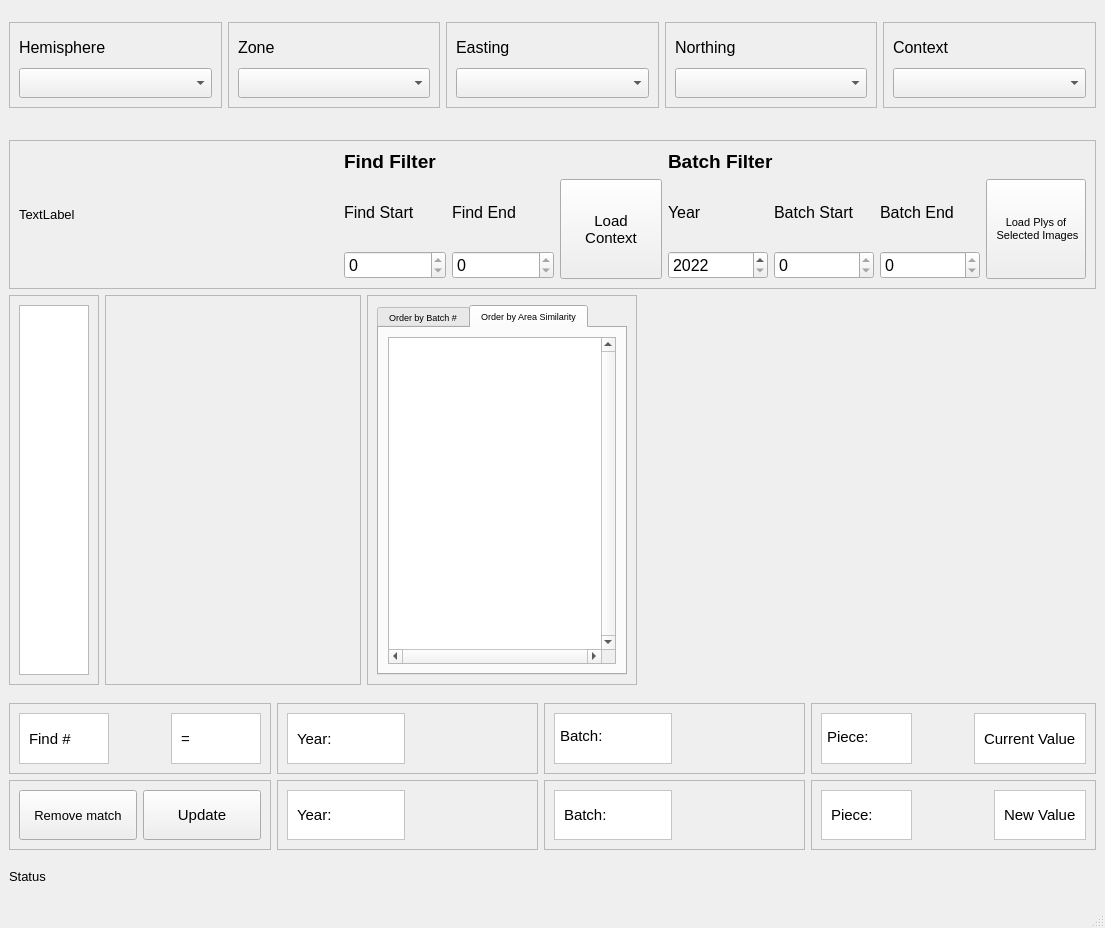
Qt form view/ui_files/MainWindow.ui (ggetzie/APSAP) before a commit.
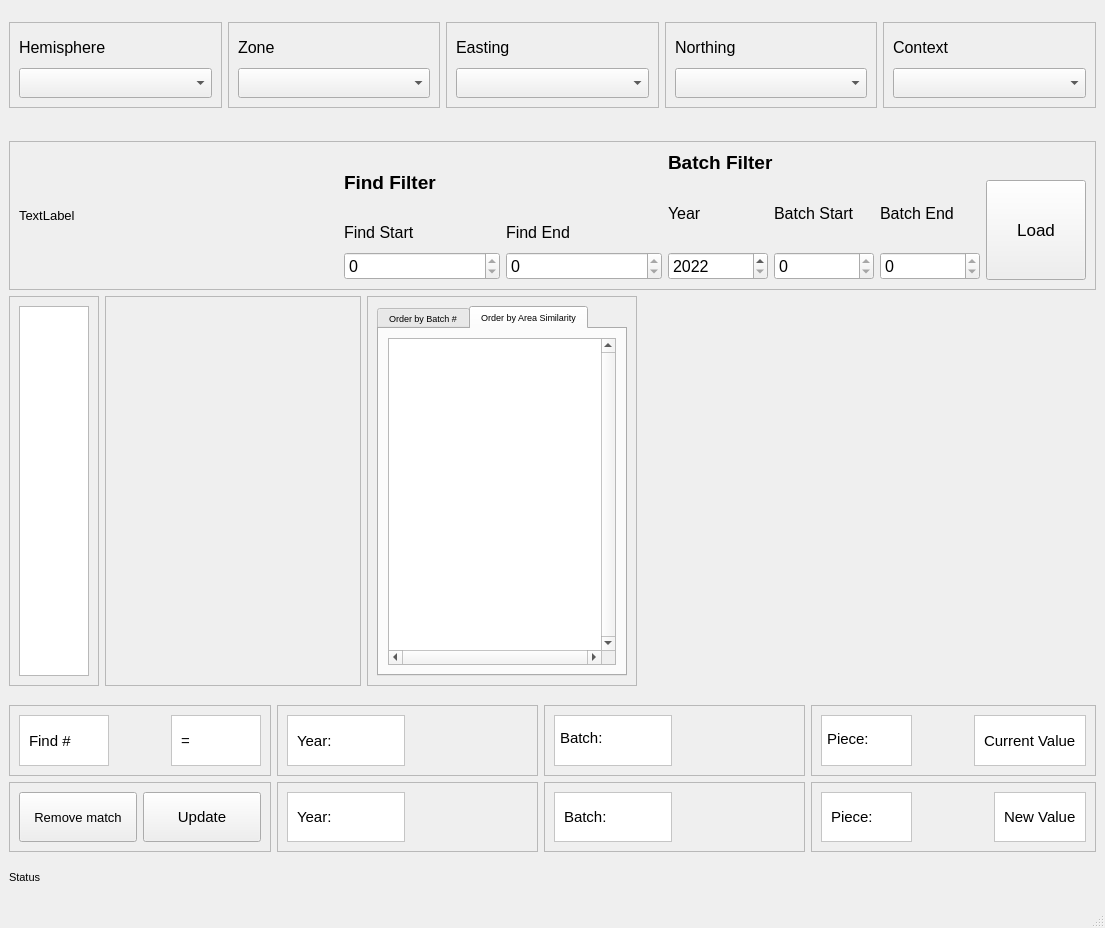
The same form after that commit. Icons and pictures are not drawn.

```diff
--- a/view/ui_files/MainWindow.ui
+++ b/view/ui_files/MainWindow.ui
@@ -1210,7 +1210,7 @@
      <widget class="QLabel" name="statusLabel">
       <property name="font">
        <font>
-        <pointsize>10</pointsize>
+        <pointsize>8</pointsize>
        </font>
       </property>
       <property name="text">
@@ -1390,31 +1390,6 @@
                </item>
               </layout>
              </item>
-             <item>
-              <widget class="QPushButton" name="loadContext">
-               <property name="minimumSize">
-                <size>
-                 <width>100</width>
-                 <height>100</height>
-                </size>
-               </property>
-               <property name="maximumSize">
-                <size>
-                 <width>16777215</width>
-                 <height>16777215</height>
-                </size>
-               </property>
-               <property name="font">
-                <font>
-                 <pointsize>11</pointsize>
-                </font>
-               </property>
-               <property name="text">
-                <string>Load 
-Context</string>
-               </property>
-              </widget>
-             </item>
             </layout>
            </item>
           </layout>
@@ -1599,12 +1574,11 @@
                </property>
                <property name="font">
                 <font>
-                 <pointsize>8</pointsize>
+                 <pointsize>13</pointsize>
                 </font>
                </property>
                <property name="text">
-                <string>Load Plys of
- Selected Images</string>
+                <string>Load</string>
                </property>
                <property name="autoRaise">
                 <bool>false</bool>
```
Left out of the diff: 2 changed lines with no effect on the pictures.
